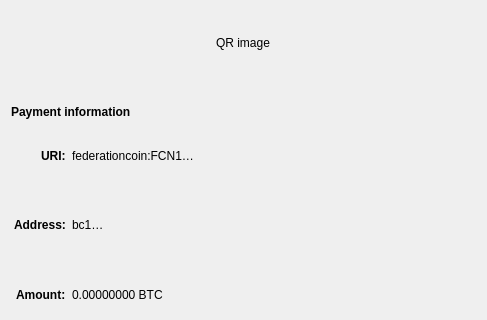
Before: the Qt Designer form src/qt/forms/receiverequestdialog.ui in FederationCoin/FederationCoin, drawn with Qt 5; both pictures show x 0 to 487 and y 0 to 320 of the 487 by 597 pixel window.
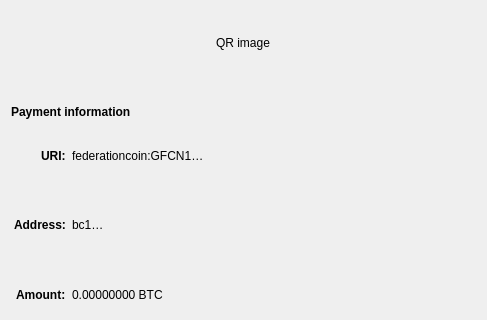
After: the same form once the commit is applied. Custom widgets are drawn as their Qt base class.

Commit message: Treat Qt bech32 URIs as case-insensitive and show GFCN1 in the receive placeholder.

```diff
--- a/src/qt/forms/receiverequestdialog.ui
+++ b/src/qt/forms/receiverequestdialog.ui
@@ -62,7 +62,7 @@
    <item row="2" column="1" alignment="Qt::AlignTop">
     <widget class="QLabel" name="uri_content">
      <property name="text">
-      <string notr="true">federationcoin:FCN1…</string>
+      <string notr="true">federationcoin:GFCN1…</string>
      </property>
      <property name="textFormat">
       <enum>Qt::RichText</enum>
```
The commit also changes 1 other file.
